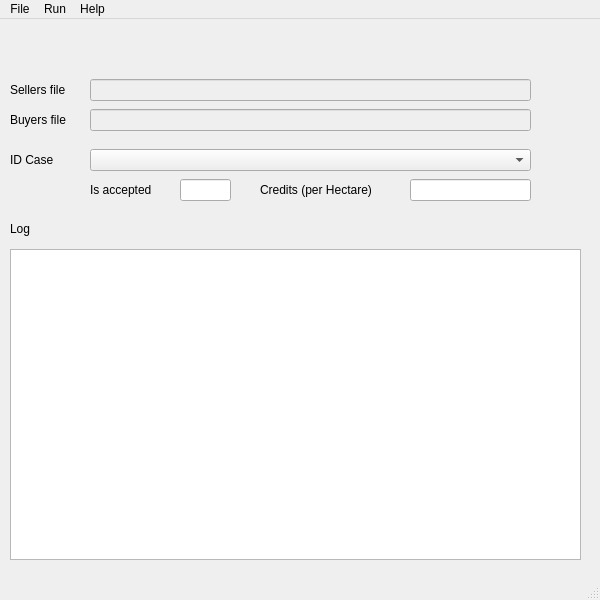
First picture: the form in carbonCalculatorGUI/mainwindow.ui, repository ARPA-SIMC/carbonCalculator, before the edit.
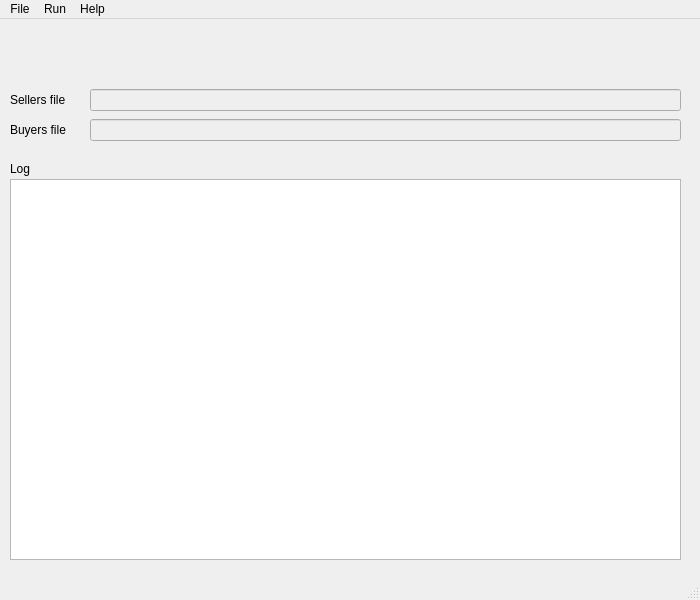
Second picture: the form after the edit.

The edit to the form file:
```diff
--- a/carbonCalculatorGUI/mainwindow.ui
+++ b/carbonCalculatorGUI/mainwindow.ui
@@ -9,19 +9,19 @@
    <rect>
     <x>0</x>
     <y>0</y>
-    <width>600</width>
+    <width>700</width>
     <height>600</height>
    </rect>
   </property>
   <property name="minimumSize">
    <size>
-    <width>600</width>
+    <width>700</width>
     <height>600</height>
    </size>
   </property>
   <property name="maximumSize">
    <size>
-    <width>600</width>
+    <width>700</width>
     <height>600</height>
    </size>
   </property>
@@ -33,7 +33,7 @@
     <property name="geometry">
      <rect>
       <x>10</x>
-      <y>60</y>
+      <y>70</y>
       <width>71</width>
       <height>21</height>
      </rect>
@@ -52,9 +52,9 @@
     <property name="geometry">
      <rect>
       <x>10</x>
-      <y>230</y>
-      <width>571</width>
-      <height>311</height>
+      <y>160</y>
+      <width>671</width>
+      <height>381</height>
      </rect>
     </property>
    </widget>
@@ -62,7 +62,7 @@
     <property name="geometry">
      <rect>
       <x>10</x>
-      <y>90</y>
+      <y>100</y>
       <width>81</width>
       <height>21</height>
      </rect>
@@ -83,8 +83,8 @@
     <property name="geometry">
      <rect>
       <x>90</x>
-      <y>60</y>
-      <width>441</width>
+      <y>70</y>
+      <width>591</width>
       <height>22</height>
      </rect>
     </property>
@@ -99,8 +99,8 @@
     <property name="geometry">
      <rect>
       <x>90</x>
-      <y>90</y>
-      <width>441</width>
+      <y>100</y>
+      <width>591</width>
       <height>22</height>
      </rect>
     </property>
@@ -112,7 +112,7 @@
     <property name="geometry">
      <rect>
       <x>10</x>
-      <y>200</y>
+      <y>140</y>
       <width>51</width>
       <height>20</height>
      </rect>
@@ -126,103 +126,13 @@
      <string>Log</string>
     </property>
    </widget>
-   <widget class="QComboBox" name="comboBox">
-    <property name="geometry">
-     <rect>
-      <x>90</x>
-      <y>130</y>
-      <width>441</width>
-      <height>22</height>
-     </rect>
-    </property>
-   </widget>
-   <widget class="QLabel" name="label_5">
-    <property name="geometry">
-     <rect>
-      <x>90</x>
-      <y>160</y>
-      <width>91</width>
-      <height>21</height>
-     </rect>
-    </property>
-    <property name="font">
-     <font>
-      <pointsize>9</pointsize>
-     </font>
-    </property>
-    <property name="text">
-     <string>Is accepted </string>
-    </property>
-   </widget>
-   <widget class="QLineEdit" name="isAcceptedBox">
-    <property name="geometry">
-     <rect>
-      <x>180</x>
-      <y>160</y>
-      <width>51</width>
-      <height>22</height>
-     </rect>
-    </property>
-    <property name="readOnly">
-     <bool>true</bool>
-    </property>
-   </widget>
-   <widget class="QLineEdit" name="CreditsBox">
-    <property name="geometry">
-     <rect>
-      <x>410</x>
-      <y>160</y>
-      <width>121</width>
-      <height>22</height>
-     </rect>
-    </property>
-    <property name="readOnly">
-     <bool>true</bool>
-    </property>
-   </widget>
-   <widget class="QLabel" name="label_6">
-    <property name="geometry">
-     <rect>
-      <x>260</x>
-      <y>160</y>
-      <width>141</width>
-      <height>21</height>
-     </rect>
-    </property>
-    <property name="font">
-     <font>
-      <pointsize>9</pointsize>
-     </font>
-    </property>
-    <property name="text">
-     <string>Credits (per Hectare)</string>
-    </property>
-   </widget>
-   <widget class="QLabel" name="label_7">
-    <property name="geometry">
-     <rect>
-      <x>10</x>
-      <y>130</y>
-      <width>61</width>
-      <height>21</height>
-     </rect>
-    </property>
-    <property name="font">
-     <font>
-      <pointsize>9</pointsize>
-     </font>
-    </property>
-    <property name="text">
-     <string>ID Case</string>
-    </property>
-   </widget>
   </widget>
   <widget class="QMenuBar" name="menubar">
    <property name="geometry">
     <rect>
      <x>0</x>
      <y>0</y>
-     <width>600</width>
+     <width>700</width>
      <height>26</height>
     </rect>
    </property>
```
